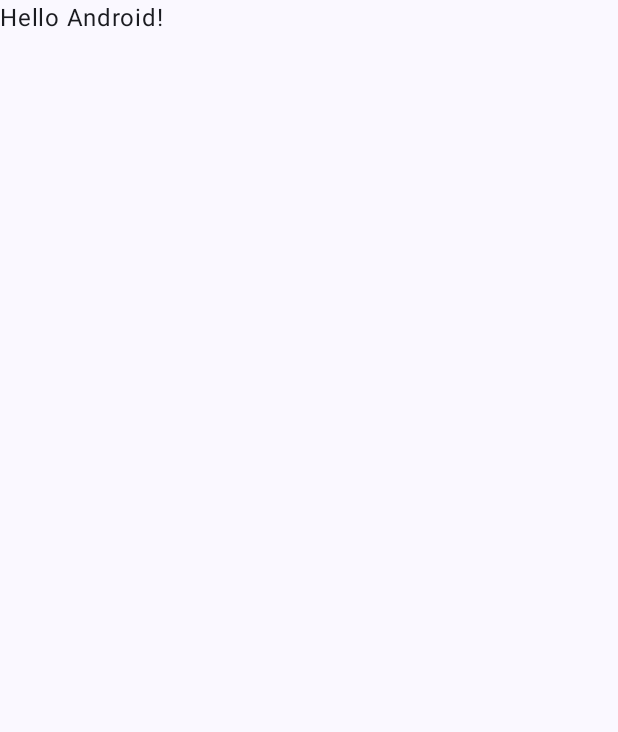
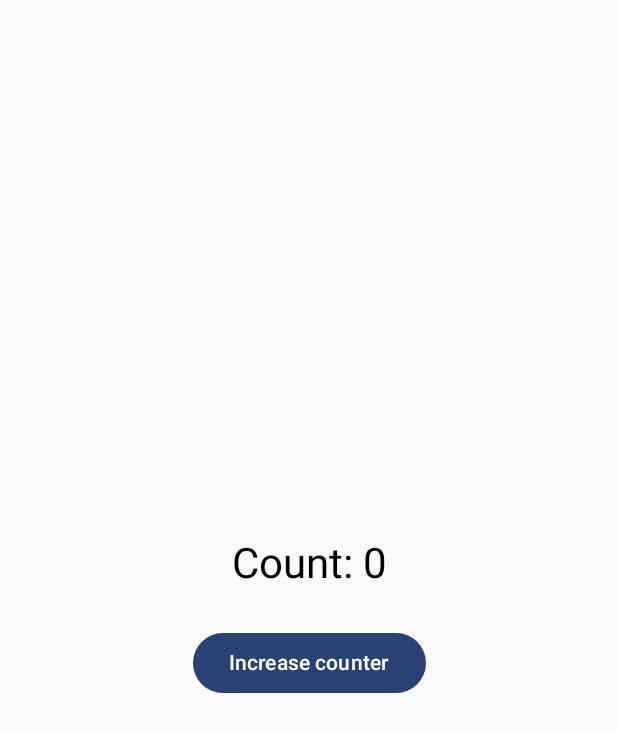
Before and after one commit to laura-abramovic/compose-internals, an Android app built with Jetpack Compose: the screen it shows after launch (MainActivity), on a phone screen of 412 x 824 dp. Before the commit the part shown is almost empty. Shown: the top 732 px of the screen. Run offline under Robolectric (Android 15) with nearby library versions, the phone set to English and light mode, and no system bars.

```diff
--- a/app/src/main/java/com/abramoviclaura/composeinternals/MainActivity.kt
+++ b/app/src/main/java/com/abramoviclaura/composeinternals/MainActivity.kt
@@ -4,13 +4,11 @@ import android.os.Bundle
 import androidx.activity.ComponentActivity
 import androidx.activity.compose.setContent
 import androidx.activity.enableEdgeToEdge
-import androidx.compose.foundation.layout.fillMaxSize
-import androidx.compose.foundation.layout.padding
-import androidx.compose.material3.Scaffold
 import androidx.compose.material3.Text
 import androidx.compose.runtime.Composable
 import androidx.compose.ui.Modifier
 import androidx.compose.ui.tooling.preview.Preview
+import com.abramoviclaura.composeinternals.samples.restarting.RestartingScreen
 import com.abramoviclaura.composeinternals.ui.theme.ComposeInternalsTheme
 
 class MainActivity : ComponentActivity() {
@@ -19,12 +17,7 @@ class MainActivity : ComponentActivity() {
         enableEdgeToEdge()
         setContent {
             ComposeInternalsTheme {
-                Scaffold(modifier = Modifier.fillMaxSize()) { innerPadding ->
-                    Greeting(
-                        name = "Android",
-                        modifier = Modifier.padding(innerPadding)
-                    )
-                }
+                RestartingScreen()
             }
         }
     }
--- /dev/null
+++ b/app/src/main/java/com/abramoviclaura/composeinternals/samples/positionalmemoization/PositionalMemoizationScreen.kt
@@ -0,0 +1,27 @@
+package com.abramoviclaura.composeinternals.samples.positionalmemoization
+
+import androidx.compose.foundation.layout.Column
+import androidx.compose.material3.Text
+import androidx.compose.runtime.Composable
+import androidx.compose.runtime.key
+
+data class Item(val id: Int)
+
+@Composable
+fun PositionalMemoizationScreen() {
+    Column {
+        Text("Hello")
+        Text("Hello")
+        Text("Hello")
+    }
+
+    val items = List(5, { Item(it) })
+
+    Column {
+        items.forEach {
+            key(it.id) {
+                Text("Hello again")
+            }
+        }
+    }
+}
--- /dev/null
+++ b/app/src/main/java/com/abramoviclaura/composeinternals/samples/restarting/RestartingScreen.kt
@@ -0,0 +1,77 @@
+package com.abramoviclaura.composeinternals.samples.restarting
+
+import android.util.Log
+import androidx.compose.foundation.layout.Arrangement
+import androidx.compose.foundation.layout.Column
+import androidx.compose.foundation.layout.Spacer
+import androidx.compose.foundation.layout.fillMaxSize
+import androidx.compose.foundation.layout.height
+import androidx.compose.material3.Button
+import androidx.compose.material3.MaterialTheme
+import androidx.compose.material3.Text
+import androidx.compose.runtime.Composable
+import androidx.compose.runtime.SideEffect
+import androidx.compose.runtime.getValue
+import androidx.compose.runtime.mutableIntStateOf
+import androidx.compose.runtime.remember
+import androidx.compose.runtime.setValue
+import androidx.compose.ui.Alignment
+import androidx.compose.ui.Modifier
+import androidx.compose.ui.unit.dp
+
+@Composable
+fun RestartingScreen() {
+    NoInlineColumn()
+
+    SideEffect {
+        Log.d("Composable restarted", "RestartingScreen")
+    }
+}
+
+@Composable
+fun NoInlineColumn() {
+    var counter by remember { mutableIntStateOf(0) }
+
+    Column(
+        modifier = Modifier.fillMaxSize(),
+        verticalArrangement = Arrangement.Center,
+        horizontalAlignment = Alignment.CenterHorizontally
+    ) {
+        TextSection("Count: $counter")
+
+        Spacer(Modifier.height(24.dp))
+
+        ButtonSection(onClick = { ++counter })
+
+        SideEffect {
+            Log.d("Composable restarted", "Column")
+        }
+    }
+}
+
+@Composable
+fun TextSection(text: String) {
+    Text(
+        text = text,
+        style = MaterialTheme.typography.headlineMedium
+    )
+
+    SideEffect {
+        Log.d("Composable restarted", "TextSection")
+    }
+}
+
+@Composable
+fun ButtonSection(onClick: () -> Unit) {
+    Button(onClick = onClick) {
+        Text("Increase counter")
+
+        SideEffect {
+            Log.d("Composable restarted", "Button")
+        }
+    }
+
+    SideEffect {
+        Log.d("Composable restarted", "ButtonSection")
+    }
+}
```
